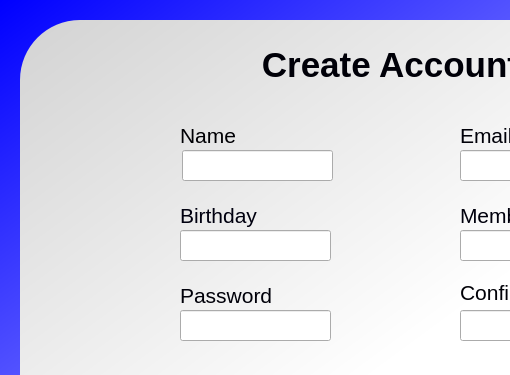
Old version of the form info_silo/UI/create_account.ui in the repository austinschaaf1/455_final; both pictures show x 0 to 510 and y 0 to 375 of the 800 by 600 pixel window.
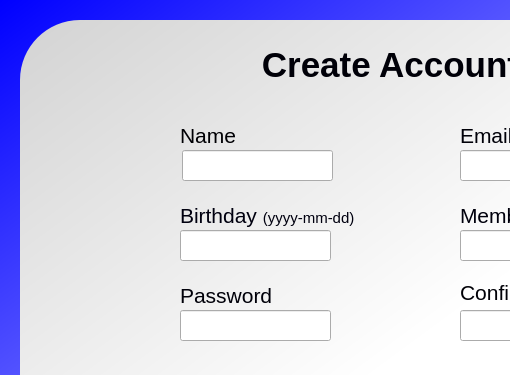
New version of the form.

Commit message: Updated create_account.ui - Added birthday formatting text

The edit to the form file:
```diff
--- a/info_silo/UI/create_account.ui
+++ b/info_silo/UI/create_account.ui
@@ -211,7 +211,7 @@
           <rect>
            <x>160</x>
            <y>180</y>
-           <width>81</width>
+           <width>181</width>
            <height>31</height>
           </rect>
          </property>
@@ -219,7 +219,7 @@
           <string notr="true">background: none;</string>
          </property>
          <property name="text">
-          <string>&lt;html&gt;&lt;head/&gt;&lt;body&gt;&lt;p&gt;&lt;span style=&quot; font-size:16pt; color:#00000f;&quot;&gt;Birthday&lt;/span&gt;&lt;/p&gt;&lt;/body&gt;&lt;/html&gt;</string>
+          <string>&lt;html&gt;&lt;head/&gt;&lt;body&gt;&lt;p&gt;&lt;span style=&quot; font-size:16pt; color:#00000f;&quot;&gt;Birthday &lt;/span&gt;&lt;span style=&quot; font-size:11pt; color:#00000f;&quot;&gt;(yyyy-mm-dd)&lt;/span&gt;&lt;/p&gt;&lt;/body&gt;&lt;/html&gt;</string>
          </property>
         </widget>
         <widget class="QLabel" name="label_5">
```
